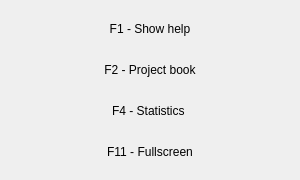
First picture: the form in libpnc/uipnc/help.ui, repository llde/Penca, before the edit.
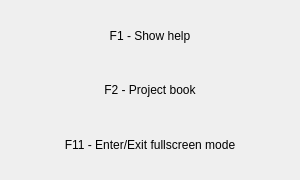
Second picture: the form after the edit.

```diff
--- a/libpnc/uipnc/help.ui
+++ b/libpnc/uipnc/help.ui
@@ -46,20 +46,10 @@
      </property>
     </widget>
    </item>
-   <item>
-    <widget class="QLabel" name="label_4">
-     <property name="text">
-      <string>F4 - Statistics </string>
-     </property>
-     <property name="alignment">
-      <set>Qt::AlignCenter</set>
-     </property>
-    </widget>
-   </item>
    <item>
     <widget class="QLabel" name="label_5">
      <property name="text">
-      <string>F11 - Fullscreen</string>
+      <string>F11 - Enter/Exit fullscreen mode</string>
      </property>
      <property name="alignment">
       <set>Qt::AlignCenter</set>
```
